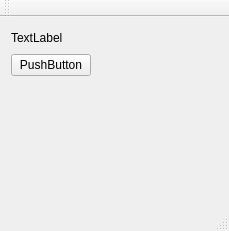
This is wolfclick/mainwindow.ui in belab/WolfClick as Qt 5 draws it before an edit. The edited form follows.
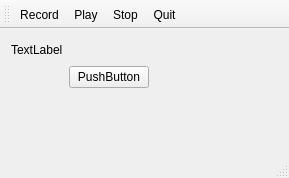
This is the edited form.

Diff of the .ui file:
```diff
--- a/wolfclick/mainwindow.ui
+++ b/wolfclick/mainwindow.ui
@@ -6,8 +6,8 @@
    <rect>
     <x>0</x>
     <y>0</y>
-    <width>229</width>
-    <height>231</height>
+    <width>289</width>
+    <height>178</height>
    </rect>
   </property>
   <property name="windowTitle">
@@ -20,19 +20,76 @@
    <layout class="QGridLayout" name="gridLayout">
     <item row="0" column="0">
      <widget class="QLabel" name="label">
+      <property name="sizePolicy">
+       <sizepolicy hsizetype="Minimum" vsizetype="Preferred">
+        <horstretch>0</horstretch>
+        <verstretch>0</verstretch>
+       </sizepolicy>
+      </property>
       <property name="text">
        <string>TextLabel</string>
       </property>
      </widget>
     </item>
     <item row="0" column="1">
+     <spacer name="horizontalSpacer_3">
+      <property name="orientation">
+       <enum>Qt::Horizontal</enum>
+      </property>
+      <property name="sizeType">
+       <enum>QSizePolicy::Preferred</enum>
+      </property>
+      <property name="sizeHint" stdset="0">
+       <size>
+        <width>40</width>
+        <height>20</height>
+       </size>
+      </property>
+     </spacer>
+    </item>
+    <item row="1" column="0">
      <spacer name="horizontalSpacer">
       <property name="orientation">
        <enum>Qt::Horizontal</enum>
       </property>
+      <property name="sizeType">
+       <enum>QSizePolicy::Minimum</enum>
+      </property>
       <property name="sizeHint" stdset="0">
        <size>
-        <width>315</width>
+        <width>20</width>
+        <height>20</height>
+       </size>
+      </property>
+     </spacer>
+    </item>
+    <item row="1" column="1">
+     <widget class="QPushButton" name="pushButton">
+      <property name="sizePolicy">
+       <sizepolicy hsizetype="Fixed" vsizetype="Fixed">
+        <horstretch>0</horstretch>
+        <verstretch>0</verstretch>
+       </sizepolicy>
+      </property>
+      <property name="minimumSize">
+       <size>
+        <width>0</width>
+        <height>0</height>
+       </size>
+      </property>
+      <property name="text">
+       <string>PushButton</string>
+      </property>
+     </widget>
+    </item>
+    <item row="1" column="2">
+     <spacer name="horizontalSpacer_2">
+      <property name="orientation">
+       <enum>Qt::Horizontal</enum>
+      </property>
+      <property name="sizeHint" stdset="0">
+       <size>
+        <width>107</width>
         <height>20</height>
        </size>
       </property>
@@ -51,34 +108,71 @@
       </property>
      </spacer>
     </item>
-    <item row="1" column="0">
-     <widget class="QPushButton" name="pushButton">
-      <property name="text">
-       <string>PushButton</string>
-      </property>
-     </widget>
-    </item>
    </layout>
   </widget>
-  <widget class="QMenuBar" name="menuBar">
-   <property name="geometry">
-    <rect>
-     <x>0</x>
-     <y>0</y>
-     <width>229</width>
-     <height>26</height>
-    </rect>
+  <widget class="QStatusBar" name="statusBar"/>
+  <widget class="QToolBar" name="toolBar">
+   <property name="windowTitle">
+    <string>toolBar</string>
    </property>
-  </widget>
-  <widget class="QToolBar" name="mainToolBar">
    <attribute name="toolBarArea">
     <enum>TopToolBarArea</enum>
    </attribute>
    <attribute name="toolBarBreak">
     <bool>false</bool>
    </attribute>
+   <addaction name="actionRecord"/>
+   <addaction name="actionPlay"/>
+   <addaction name="actionStop"/>
+   <addaction name="actionQuit"/>
   </widget>
-  <widget class="QStatusBar" name="statusBar"/>
+  <action name="actionRecord">
+   <property name="checkable">
+    <bool>true</bool>
+   </property>
+   <property name="text">
+    <string>&amp;Record</string>
+   </property>
+   <property name="shortcut">
+    <string>Ctrl+R</string>
+   </property>
+   <property name="shortcutContext">
+    <enum>Qt::ApplicationShortcut</enum>
+   </property>
+  </action>
+  <action name="actionPlay">
+   <property name="checkable">
+    <bool>true</bool>
+   </property>
+   <property name="text">
+    <string>&amp;Play</string>
+   </property>
+   <property name="toolTip">
+    <string>Play</string>
+   </property>
+   <property name="shortcut">
+    <string>Ctrl+P</string>
+   </property>
+  </action>
+  <action name="actionQuit">
+   <property name="text">
+    <string>&amp;Quit</string>
+   </property>
+   <property name="shortcut">
+    <string>Ctrl+Q</string>
+   </property>
+   <property name="shortcutContext">
+    <enum>Qt::ApplicationShortcut</enum>
+   </property>
+  </action>
+  <action name="actionStop">
+   <property name="text">
+    <string>Stop</string>
+   </property>
+   <property name="shortcut">
+    <string>Ctrl+S</string>
+   </property>
+  </action>
  </widget>
  <layoutdefault spacing="6" margin="11"/>
  <resources/>
```
Left out of the diff: 38 changed lines with no effect on the pictures.
